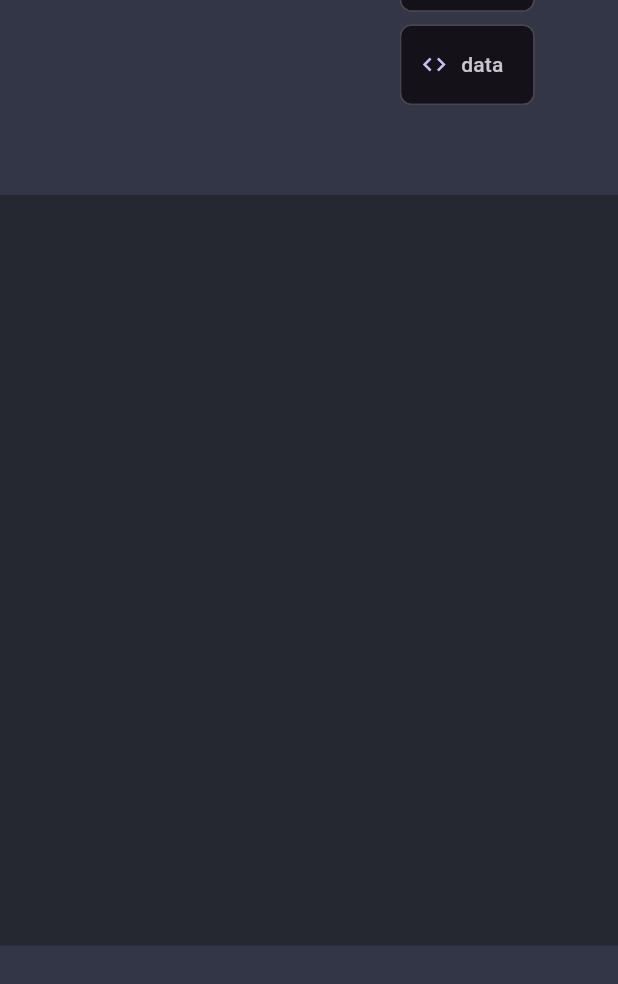
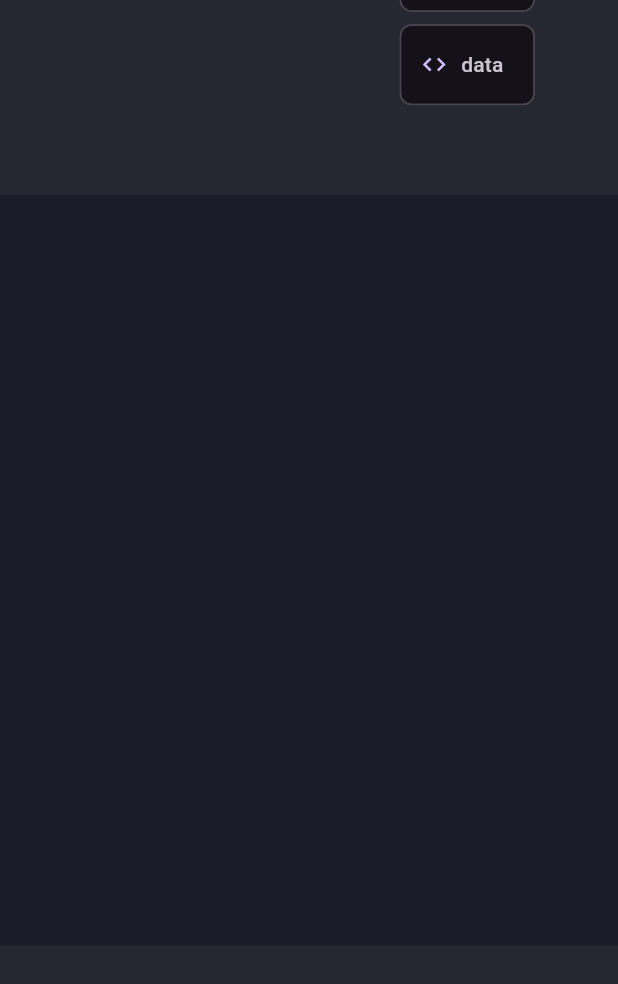
Before and after one commit to ALi-Maher-Mohamed/my-portfolio, a Flutter app: the screen it shows after launch, scrolled down 1152 dp, on a phone screen of 412 x 824 dp. Shown: the top 984 px of the screen. Run offline on Flutter 3.47's test engine with Material 3 defaults, Android fonts, the light colour scheme and no system bars; our stand-ins replace flutter_svg.

Commit message:
updated color class

```diff
--- a/lib/constant/colors.dart
+++ b/lib/constant/colors.dart
@@ -1,7 +1,56 @@
 import 'package:flutter/material.dart';
 
 class CustomColors {
-  static const Color scaffold1 = Color(0xFF252731);
-  static const Color scaffold2 = Color(0xff333646);
-  static const Color mainTextColor = Colors.amber;
+  // خلفيات داكنة متدرجة
+  static const Color scaffold1 = Color(0xFF1a1d29); // خلفية داكنة أساسية
+  static const Color scaffold2 = Color(0xFF252831); // خلفية ثانوية
+  static const Color cardBackground = Color(0xFF2a2d3a); // خلفية البطاقات
+
+  // ألوان النص
+  static const Color mainTextColor =
+      Color(0xFF00d4ff); // أزرق سماوي للنصوص الأساسية
+  static const Color secondaryTextColor =
+      Color(0xFFffffff); // أبيض للنصوص الثانوية
+  static const Color subtitleTextColor =
+      Color(0xFFa0a5b8); // رمادي فاتح للنصوص الفرعية
+
+  // ألوان الأزرار والعناصر التفاعلية
+  static const Color primaryButton = Color(0xFF00d4ff); // أزرق سماوي
+  static const Color secondaryButton = Color(0xFF4facfe); // أزرق متدرج
+  static const Color accentColor = Color(0xFF00bcd4); // أزرق داكن للتمييز
+
+  // ألوان المهارات والإحصائيات
+  static const Color skillBlue = Color(0xFF2196f3);
+  static const Color skillCyan = Color(0xFF00bcd4);
+  static const Color skillTeal = Color(0xFF009688);
+  static const Color skillGreen = Color(0xFF4caf50);
+  static const Color skillOrange = Color(0xFFff9800);
+  static const Color skillPurple = Color(0xFF9c27b0);
+
+  // ألوان الخدمات
+  static const Color serviceIcon1 = Color(0xFF00d4ff);
+  static const Color serviceIcon2 = Color(0xFF4facfe);
+  static const Color serviceIcon3 = Color(0xFF00bcd4);
+
+  // ألوان التدرج
+  static const LinearGradient primaryGradient = LinearGradient(
+    begin: Alignment.topLeft,
+    end: Alignment.bottomRight,
+    colors: [Color(0xFF4facfe), Color(0xFF00d4ff)],
+  );
+
+  static const LinearGradient backgroundGradient = LinearGradient(
+    begin: Alignment.topCenter,
+    end: Alignment.bottomCenter,
+    colors: [Color(0xFF1a1d29), Color(0xFF252831)],
+  );
+
+  // ألوان الحدود والظلال
+  static const Color borderColor = Color(0xFF3a3d4a);
+  static const Color shadowColor = Color(0xFF000000);
+
+  // ألوان الحالة
+  static const Color successColor = Color(0xFF4caf50);
+  static const Color warningColor = Color(0xFFff9800);
+  static const Color errorColor = Color(0xFFf44336);
 }
```
Also changed, not shown: pubspec.lock.
